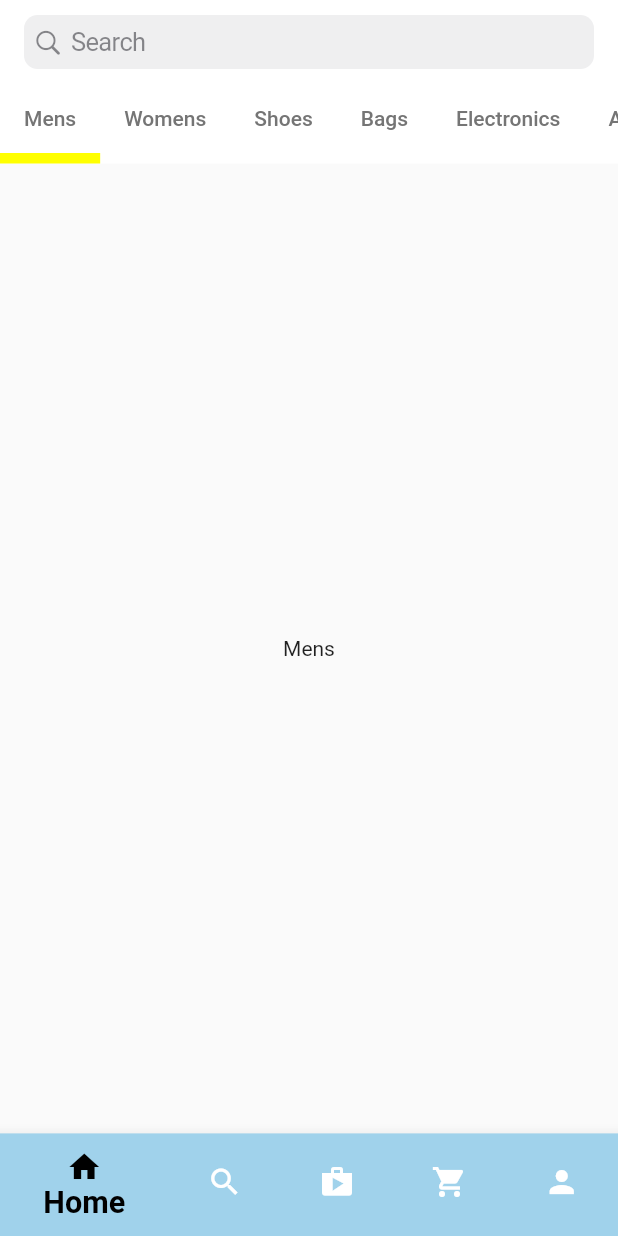
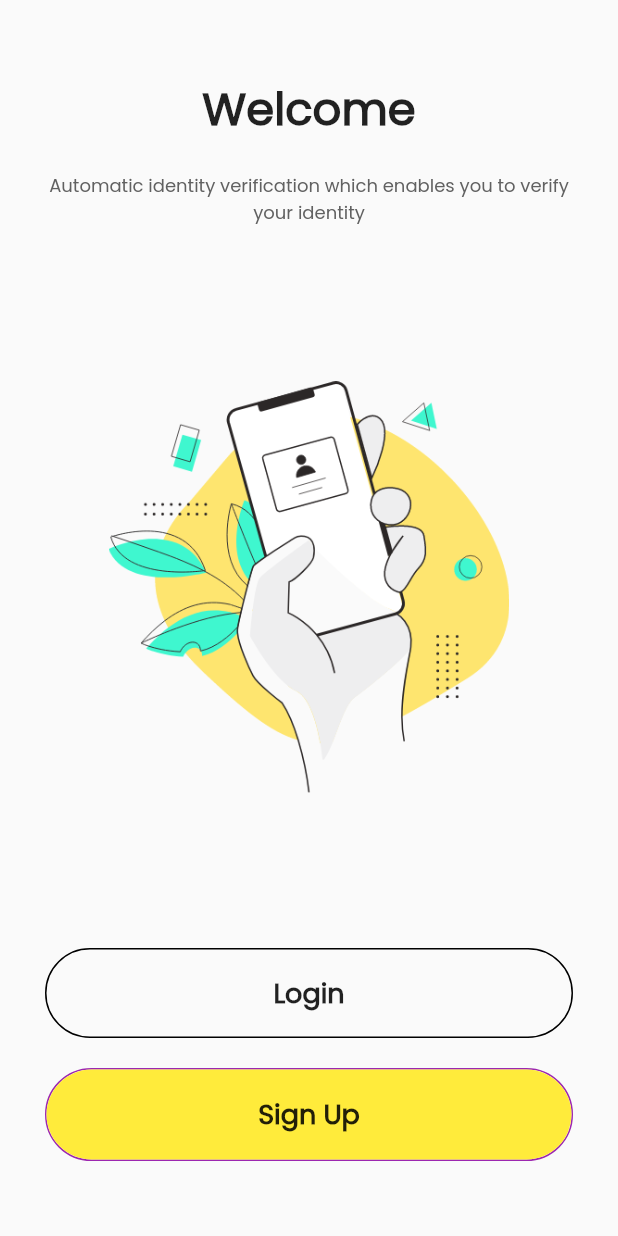
Before and after one commit to AyushSingh786/minor_project, a Flutter app: the screen it shows after launch, on a phone screen of 412 x 824 dp. Run offline on Flutter 3.47's test engine with Material 2 defaults, Android fonts, the light colour scheme and no system bars; our stand-ins replace simple_animations.

Commit message:
welcome_screen

```diff
--- a/lib/main.dart
+++ b/lib/main.dart
@@ -1,3 +1,4 @@
+import 'package:esppr/screens/welcome_screen.dart';
 import 'package:flutter/material.dart';
 
 import 'screens/customer_home.dart';
@@ -11,8 +12,8 @@ class MyApp extends StatelessWidget {
 
   @override
   Widget build(BuildContext context) {
-    return const MaterialApp(
-      home: CustomerHomeScreen(),
-    );
+    return const MaterialApp(home: WelcomeScreen()
+        // CustomerHomeScreen(),
+        );
   }
 }
--- a/lib/screens/customer_home.dart
+++ b/lib/screens/customer_home.dart
@@ -1,5 +1,7 @@
 import 'package:esppr/screens/home_screen.dart';
 import 'package:flutter/material.dart';
+
+import 'category.dart';
 
 class CustomerHomeScreen extends StatefulWidget {
   const CustomerHomeScreen({super.key});
@@ -12,12 +14,7 @@ class _CustomerHomeScreenState extends State<CustomerHomeScreen> {
   int _selectIndex = 0;
   final List<Widget> _tabs = const [
     HomeScreen(),
-    // Center(
-    //   child: Text("Home Screen"),
-    // ),
-    Center(
-      child: Text("CategoryScreen"),
-    ),
+    CategoryScreen(),
     Center(
       child: Text("Stores Screen"),
     ),
@@ -33,7 +30,7 @@ class _CustomerHomeScreenState extends State<CustomerHomeScreen> {
     return Scaffold(
       body: _tabs[_selectIndex],
       bottomNavigationBar: BottomNavigationBar(
-        type: BottomNavigationBarType.shifting,
+        type: BottomNavigationBarType.fixed,
         selectedFontSize: 20.4,
         selectedLabelStyle: const TextStyle(fontWeight: FontWeight.w600),
         selectedItemColor: Colors.black,
@@ -42,27 +39,22 @@ class _CustomerHomeScreenState extends State<CustomerHomeScreen> {
           BottomNavigationBarItem(
             icon: Icon(Icons.home),
             label: 'Home',
-            backgroundColor: Color(0xffa0d2eb),
           ),
           BottomNavigationBarItem(
             icon: Icon(Icons.search),
             label: 'Search',
-            backgroundColor: Color(0xfff75990),
           ),
           BottomNavigationBarItem(
             icon: Icon(Icons.shop),
             label: 'Stores',
-            backgroundColor: Color(0xff7d3cff),
           ),
           BottomNavigationBarItem(
             icon: Icon(Icons.shopping_cart),
             label: 'Cart',
-            backgroundColor: Color(0xffe6dbc9),
           ),
           BottomNavigationBarItem(
             icon: Icon(Icons.person),
             label: 'Profile',
-            backgroundColor: Color(0xff59ce8f),
           ),
         ],
         onTap: (index) {
--- /dev/null
+++ b/lib/screens/welcome_screen.dart
@@ -0,0 +1,102 @@
+import 'package:flutter/material.dart';
+
+class WelcomeScreen extends StatelessWidget {
+  const WelcomeScreen({super.key});
+
+  @override
+  Widget build(BuildContext context) {
+    return Scaffold(
+      body: SafeArea(
+          child: Container(
+        width: double.infinity,
+        height: MediaQuery.of(context).size.height,
+        padding: const EdgeInsets.symmetric(horizontal: 30, vertical: 50),
+        child: Column(
+          mainAxisAlignment: MainAxisAlignment.spaceBetween,
+          crossAxisAlignment: CrossAxisAlignment.center,
+          children: [
+            Column(
+              children: [
+                const Text(
+                  "Welcome",
+                  style: TextStyle(
+                    fontSize: 30,
+                    fontFamily: "Poppins",
+                    fontWeight: FontWeight.bold,
+                  ),
+                ),
+                const SizedBox(
+                  height: 20,
+                ),
+                Text(
+                  "Automatic identity verification which enables you to verify your identity",
+                  textAlign: TextAlign.center,
+                  style: TextStyle(
+                    fontSize: 12,
+                    fontFamily: "Poppins",
+                    color: Colors.grey.shade700,
+                  ),
+                ),
+              ],
+            ),
+            Container(
+              height: MediaQuery.of(context).size.height / 3,
+              child: Image.asset("assets/images/we.png"),
+            ),
+            Column(
+              children: [
+                MaterialButton(
+                  minWidth: double.infinity,
+                  height: 60,
+                  onPressed: () {},
+                  shape: RoundedRectangleBorder(
+                    side: const BorderSide(
+                      color: Colors.black,
+                    ),
+                    borderRadius: BorderRadius.circular(50),
+                  ),
+                  child: const Text(
+                    "Login",
+                    style: TextStyle(
+                        fontFamily: "Poppins",
+                        fontWeight: FontWeight.w600,
+                        fontSize: 18),
+                  ),
+                ),
+                const SizedBox(
+                  height: 20,
+                ),
+                Container(
+                  decoration: BoxDecoration(
+                      borderRadius: BorderRadius.circular(50),
+                      border: const Border(
+                          top: BorderSide(color: Colors.purple),
+                          bottom: BorderSide(color: Colors.purple),
+                          left: BorderSide(color: Colors.purple),
+                          right: BorderSide(color: Colors.purple))),
+                  child: MaterialButton(
+                    elevation: 0.0,
+                    minWidth: double.infinity,
+                    height: 60,
+                    onPressed: () {},
+                    color: Colors.yellow,
+                    shape: RoundedRectangleBorder(
+                      borderRadius: BorderRadius.circular(50),
+                    ),
+                    child: const Text(
+                      "Sign Up",
+                      style: TextStyle(
+                          fontFamily: "Poppins",
+                          fontWeight: FontWeight.w600,
+                          fontSize: 18),
+                    ),
+                  ),
+                )
+              ],
+            )
+          ],
+        ),
+      )),
+    );
+  }
+}
--- /dev/null
+++ b/lib/utils/routes.dart
@@ -0,0 +1,5 @@
+class MyRoutes {
+  static String welcome = "welcome";
+  static String login = "login";
+  static String signup = "signup";
+}
--- a/pubspec.yaml
+++ b/pubspec.yaml
@@ -31,7 +31,7 @@ environment:
 dependencies:
   flutter:
     sdk: flutter
-
+  simple_animations: ^1.3.3
 
   # The following adds the Cupertino Icons font to your application.
   # Use with the CupertinoIcons class for iOS style icons.
```
Also changed, not shown: lib/animation/fade_animation.dart (added, +33 -0 lines), lib/minor_screens/search_screen.dart (added, +26 -0 lines), lib/screens/category.dart (added, +114 -0 lines), lib/screens/home_screen.dart (+19 -52 lines), lib/screens/loginpage.dart (added, +10 -0 lines), lib/screens/signup_page.dart (added, +10 -0 lines), lib/widgets/fake_search.dart (added, +65 -0 lines), assets/images/we.png (added), pubspec.lock.
